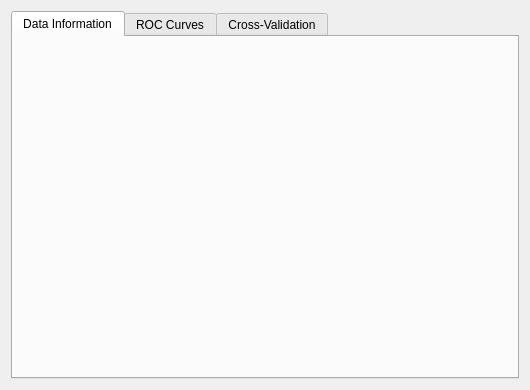
Old version of the form MLDemos/uiMac/statisticsDialog.ui in the repository b4silio/MLDemos.
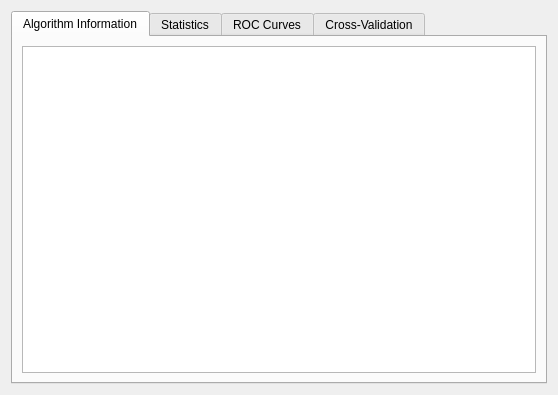
New version of the form.

```diff
--- a/MLDemos/uiMac/statisticsDialog.ui
+++ b/MLDemos/uiMac/statisticsDialog.ui
@@ -6,8 +6,8 @@
    <rect>
     <x>0</x>
     <y>0</y>
-    <width>528</width>
-    <height>389</height>
+    <width>558</width>
+    <height>395</height>
    </rect>
   </property>
   <property name="sizePolicy">
@@ -25,9 +25,32 @@
      <property name="currentIndex">
       <number>0</number>
      </property>
+     <widget class="QWidget" name="algoTab">
+      <attribute name="title">
+       <string>Algorithm Information</string>
+      </attribute>
+      <layout class="QHBoxLayout" name="horizontalLayout_5">
+       <item>
+        <widget class="QTextBrowser" name="algoText">
+         <property name="acceptDrops">
+          <bool>false</bool>
+         </property>
+         <property name="autoFillBackground">
+          <bool>true</bool>
+         </property>
+         <property name="openExternalLinks">
+          <bool>true</bool>
+         </property>
+         <property name="openLinks">
+          <bool>false</bool>
+         </property>
+        </widget>
+       </item>
+      </layout>
+     </widget>
      <widget class="QWidget" name="infoTab">
       <attribute name="title">
-       <string>Data Information</string>
+       <string>Statistics</string>
       </attribute>
       <layout class="QHBoxLayout" name="horizontalLayout_3">
        <item>
```
Left out of the diff: 6 changed lines with no effect on the pictures.
